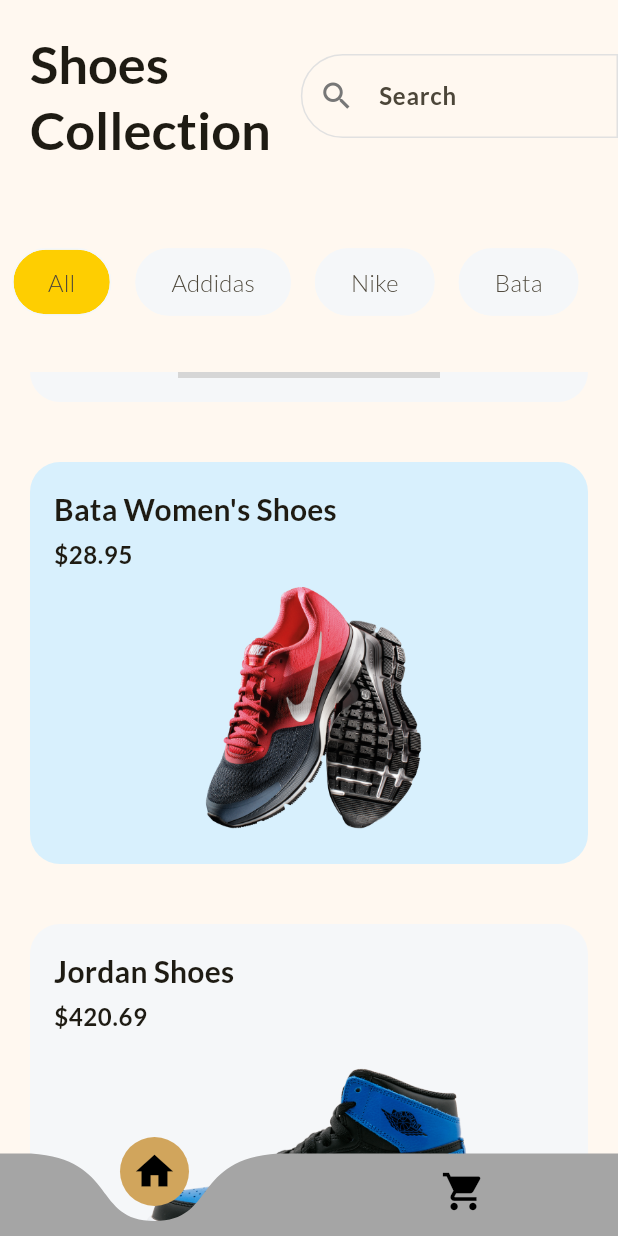
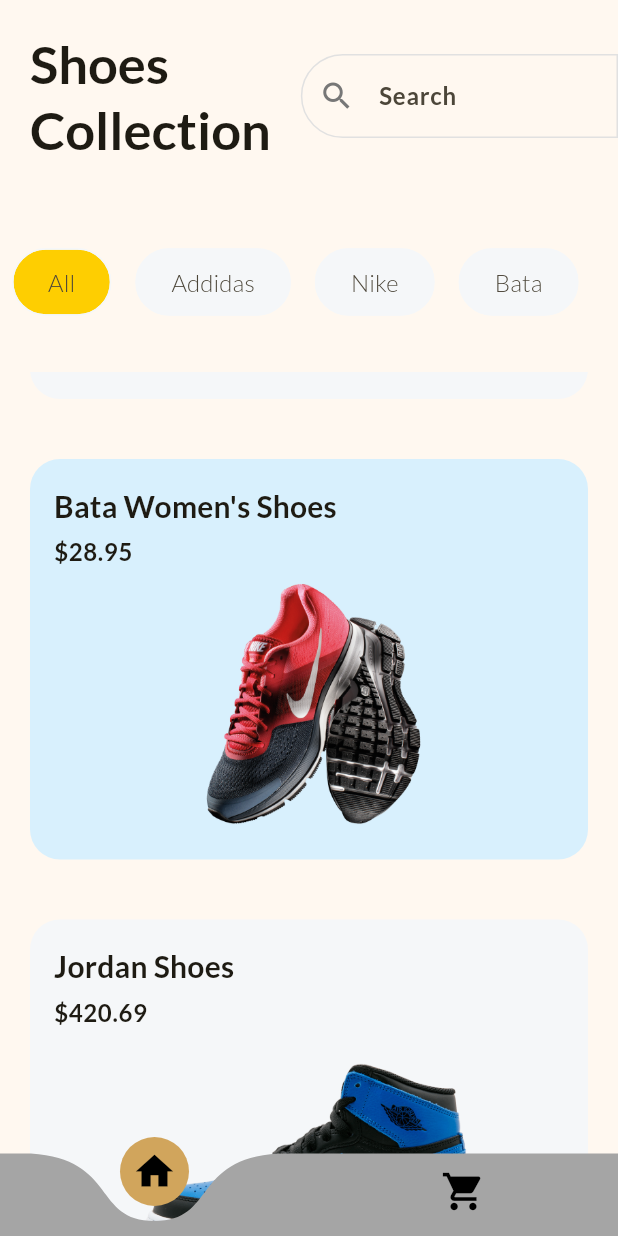
Before and after one commit to rZoysa/shoe_app, a Flutter app: the screen it shows after launch, scrolled down 576 dp, on a phone screen of 412 x 824 dp. Run offline on Flutter 3.47's test engine with Material 3 defaults, Android fonts, the phone set to English and light mode, and no system bars; grey boxes are pictures that could not be loaded.

Commit message:
UI Update

```diff
--- a/lib/widgets/product_card.dart
+++ b/lib/widgets/product_card.dart
@@ -38,7 +38,7 @@ class ProductCard extends StatelessWidget {
           const SizedBox(height: 5),
           Center(
             child: Image.asset(
-              height: 175,
+              height: 174,
               image,
             ),
           ),
```
